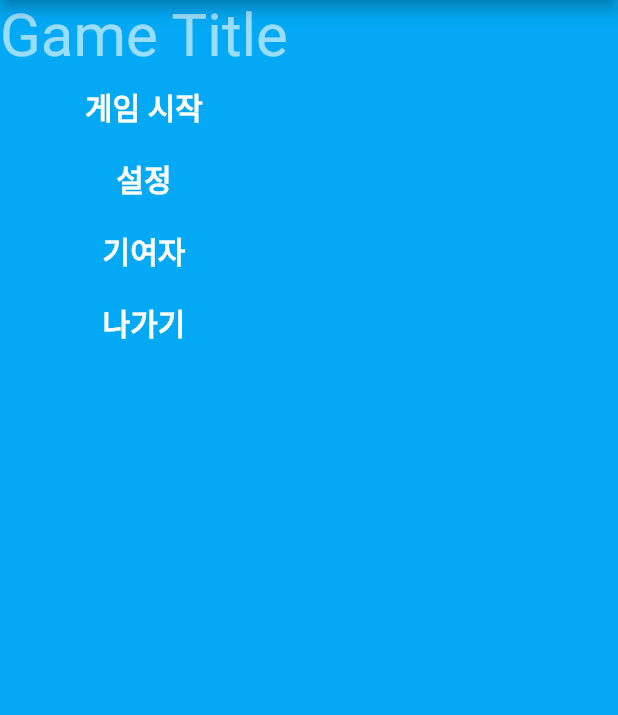
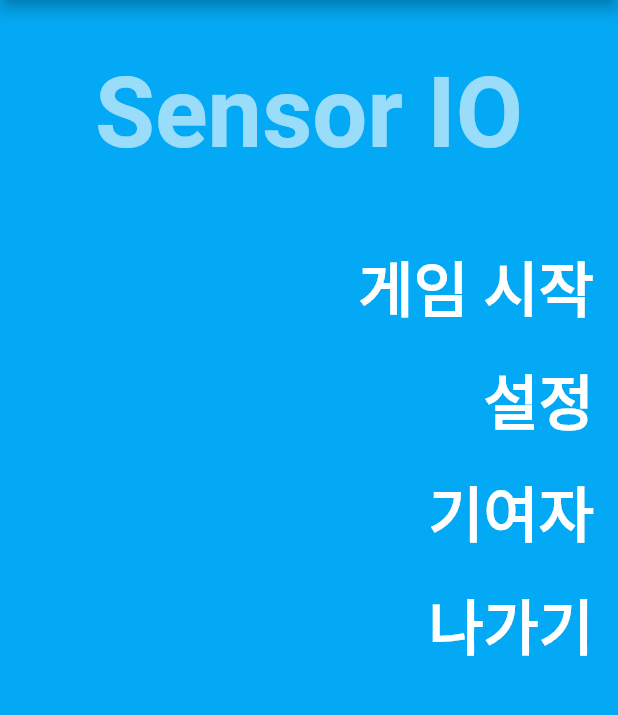
Before and after one commit to tnvchdql0255/Sensor_game, a Flutter app: the screen it shows after launch, on a phone screen of 412 x 824 dp, the part 84-799 px from its top. Run offline on Flutter 3.47's test engine with Material 2 defaults, Android fonts, the phone set to English and light mode, and no system bars; our stand-ins replace battery_plus, sqflite; accounts and stored records are empty.

Commit message:
Change mainPage UI

```diff
--- a/lib/main.dart
+++ b/lib/main.dart
@@ -25,16 +25,32 @@ class _MyHomeState extends State<MyHome> {
   @override
   Widget build(BuildContext context) {
     var textStyle = const TextStyle(
-        color: Colors.white, fontSize: 20, fontWeight: FontWeight.w600);
+        color: Colors.white, fontSize: 40, fontWeight: FontWeight.w600);
     return Scaffold(
       appBar: AppBar(title: const Text("Temp")),
       backgroundColor: Colors.lightBlue,
-      body: Column(
-        mainAxisAlignment: MainAxisAlignment.start,
+      body: Padding(
+        padding: const EdgeInsets.all(8.0),
+        child: Column(
+          crossAxisAlignment: CrossAxisAlignment.end,
           children: [
-          const Text(
-            "Game Title",
-            style: TextStyle(fontSize: 40, color: Colors.white60),
+            const SizedBox(
+              height: 30,
+            ),
+            Row(
+              mainAxisAlignment: MainAxisAlignment.center,
+              children: const [
+                Text(
+                  "Sensor IO",
+                  style: TextStyle(
+                      fontSize: 65,
+                      color: Colors.white60,
+                      fontWeight: FontWeight.bold),
+                ),
+              ],
+            ),
+            const SizedBox(
+              height: 40,
             ),
             TextButton(
                 onPressed: () => Navigator.push(
@@ -68,6 +84,7 @@ class _MyHomeState extends State<MyHome> {
             ),
           ],
         ),
+      ),
     );
   }
 }
--- a/개발노트.txt
+++ b/개발노트.txt
@@ -43,3 +43,10 @@ isAccessible로 바꾸면?
 -예를들어, 1스테이지를 클리어했을때, changeIsAccessible 메소드를 사용해 2,true 값을 넘겨 다음스테이지를 언락함
 -스테이지 클리어시 해당 스테이지를 changeIsCleared를 통해 (현재 스테이지 인덱스, true)로 바꿔줘야함
 -현재로서는 isCleared가 딱히 역할을 가지지는 않지만 추후 생겨날 기능에 대비해 남겨두었음
+
+교수님이 의뢰하셨던 영어 지원을 고려하면 좋을듯함
+-메인페이지에 Language 설정을 추가해 한국어/english 옵션을 만들생각임
+-Language State를 추가해 클래스에서 langState를 확인해 텍스트를 한국어/영어로 변경해 보여주면 좋을듯
+-해당 스테이트는 클래스에서 직접 context 형태로 넘겨주게되면 context hell(RN props hell과 동일한 문제) 이 확정이므로
+state 관리 패키지를 사용해야 할것임
+해당 기능을 코어기술 이후 추가로 개발할것인지, 아니면 코어기술과 병행해 코드를 작성할것인지 생각해 봐야함
```
Lines whose indentation alone changed are shown as unchanged.
